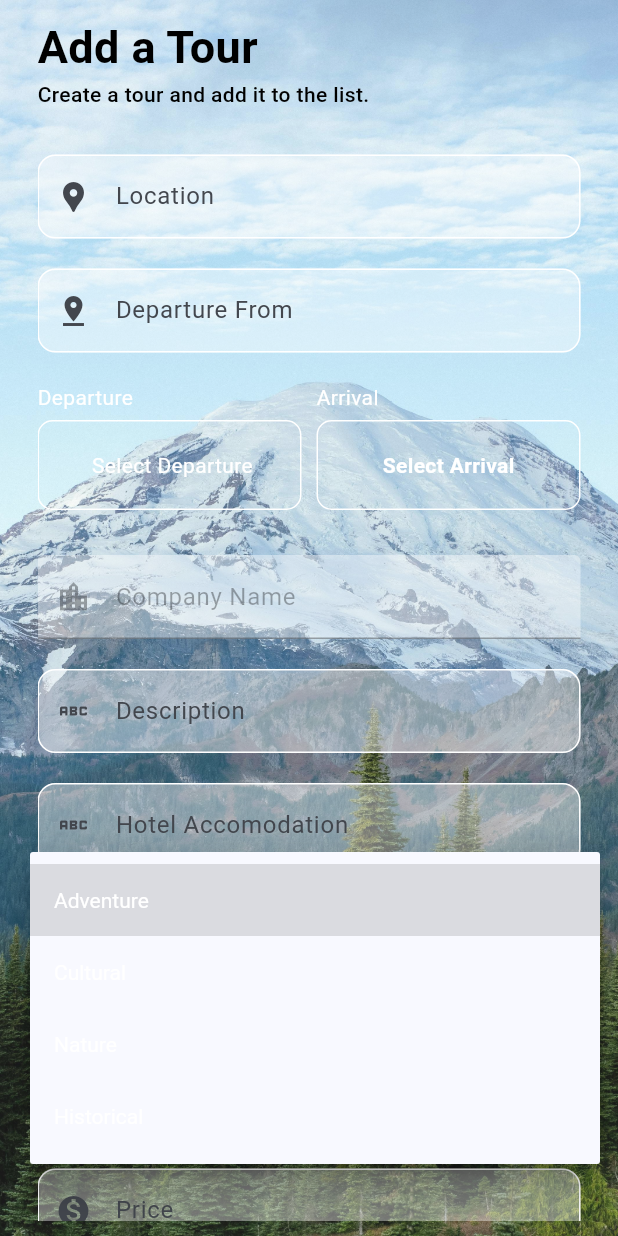
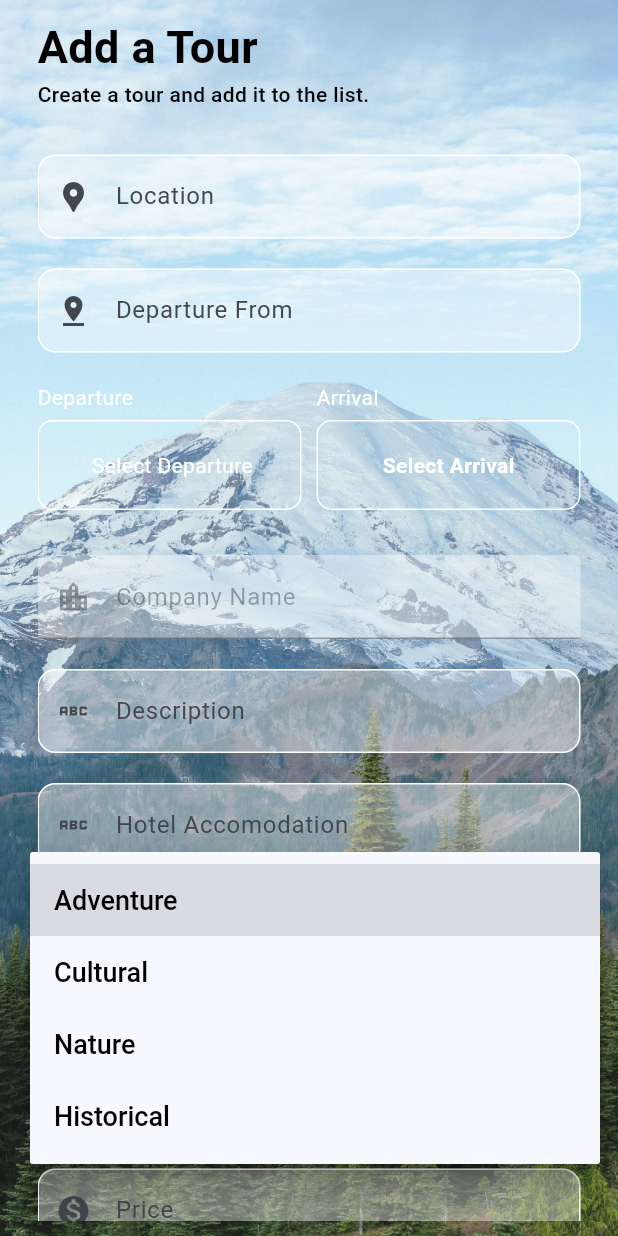
Before and after one commit to haider-nawaz/tour_hunt, a Flutter app: the AddTourView screen opened directly, after a tap on "Adventure", on a phone screen of 412 x 824 dp. Run offline on Flutter 3.47's test engine with Material 3 defaults, Android fonts, the phone set to English and light mode, and no system bars; our stand-ins replace cloud_firestore, country_code_picker, firebase_auth, firebase_core, firebase_database, get; missing offline and left inert: animated_rating_stars, flutter_stripe; accounts and stored records are empty.

Commit message:
bug fixing

```diff
--- a/lib/Views/add_tours_view.dart
+++ b/lib/Views/add_tours_view.dart
@@ -265,7 +265,7 @@ class _AddTourViewState extends State<AddTourView> {
                                               tourController
                                                   .arrivalController.text
                                                   .toString(),
-                                              style: TextStyle(
+                                              style: const TextStyle(
                                                 color: Colors.white,
                                                 fontWeight: FontWeight.bold,
                                               ),
@@ -372,13 +372,19 @@ class _AddTourViewState extends State<AddTourView> {
                                 horizontal: 10, vertical: 5),
                             child: Obx(
                               () => DropdownButton<String>(
+                                //focusColor: Colors.white,
+
                                 isExpanded: true,
                                 underline: const SizedBox(),
                                 value: tourController.selectedCategory.value,
                                 icon: const Icon(Icons.arrow_drop_down),
                                 iconSize: 24,
                                 elevation: 16,
-                                style: const TextStyle(color: Colors.white),
+                                style: const TextStyle(
+                                  color: Colors.black,
+                                  fontSize: 18,
+                                  fontWeight: FontWeight.w500,
+                                ),
                                 onChanged: (String? newValue) {
                                   tourController.selectedCategory(newValue!);
                                 },
@@ -387,9 +393,11 @@ class _AddTourViewState extends State<AddTourView> {
                                         (String value) {
                                   return DropdownMenuItem<String>(
                                     value: value,
-                                    child: Text(value,
-                                        style: const TextStyle(
-                                            color: Colors.white)),
+                                    child: Text(
+                                      value,
+                                      style:
+                                          const TextStyle(color: Colors.black),
+                                    ),
                                   );
                                 }).toList(),
                               ),
--- a/lib/auth/signup_view.dart
+++ b/lib/auth/signup_view.dart
@@ -247,7 +247,7 @@ class _SignupViewState extends State<SignupView> {
                                     child: Container(
                                       width: double.maxFinite,
                                       decoration: BoxDecoration(
-                                        color: Colors.purple.withOpacity(1),
+                                        color: Colors.blue.withOpacity(1),
                                         borderRadius: BorderRadius.circular(15),
                                       ),
                                       height: 60,
```
Also changed, not shown: lib/Controllers/tour_controller.dart (+16 -0 lines), lib/widgets/tour_widget.dart (+26 -5 lines), 6 other files.
